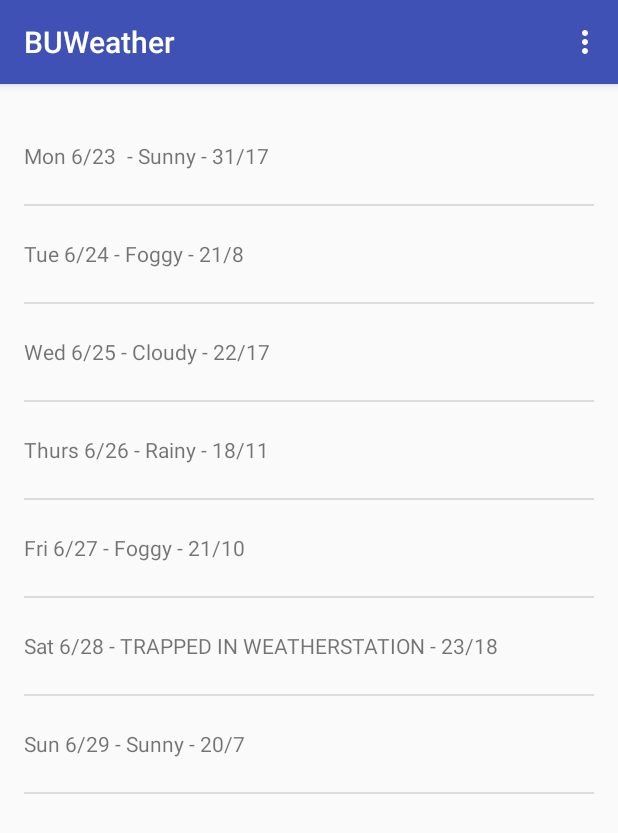
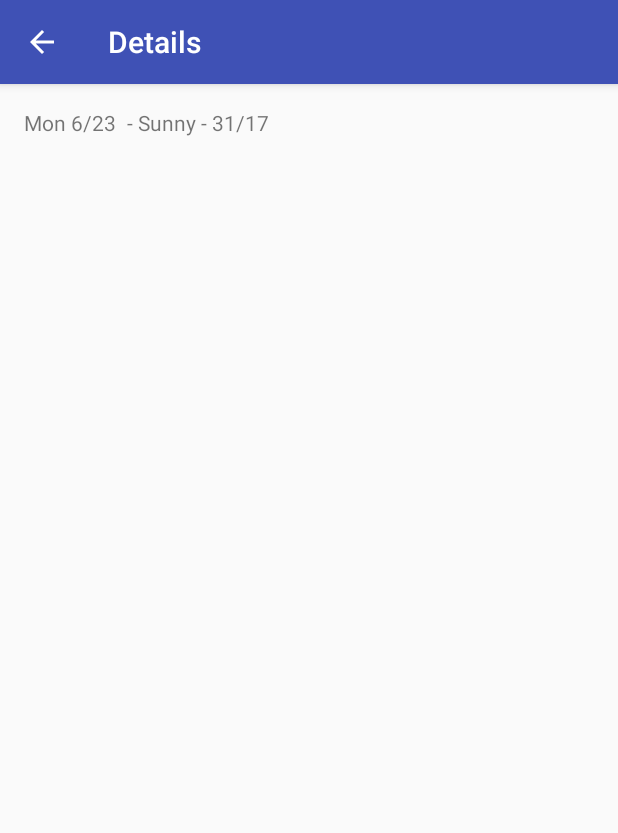
Before and after one commit to romankb/BUWeather, an Android app: the screen it shows after launch (MainActivity before the commit, DetailActivity after it), after a tap on an icon or button, on a phone screen of 412 x 824 dp. Shown: the top 833 px of the screen. Run offline under Robolectric (Android 15) with nearby library versions, the phone set to English and light mode, and no system bars.

Commit message:
Add detail activity

```diff
--- a/app/src/main/AndroidManifest.xml
+++ b/app/src/main/AndroidManifest.xml
@@ -1,7 +1,9 @@
 <?xml version="1.0" encoding="utf-8"?>
 <manifest xmlns:android="http://schemas.android.com/apk/res/android"
     package="com.example.coder.buweather">
-<uses-permission android:name="android.permission.INTERNET"/>
+
+    <uses-permission android:name="android.permission.INTERNET" />
+
     <application
         android:allowBackup="true"
         android:icon="@mipmap/ic_launcher"
@@ -18,6 +20,15 @@
                 <category android:name="android.intent.category.LAUNCHER" />
             </intent-filter>
         </activity>
+        <activity
+            android:name=".DetailActivity"
+            android:label="@string/title_activity_detail"
+            android:parentActivityName=".MainActivity"
+            android:theme="@style/AppTheme.NoActionBar">
+            <meta-data
+                android:name="android.support.PARENT_ACTIVITY"
+                android:value="com.example.coder.buweather.MainActivity" />
+        </activity>
     </application>
 
 </manifest>
--- /dev/null
+++ b/app/src/main/java/com/example/coder/buweather/DetailActivity.java
@@ -0,0 +1,30 @@
+package com.example.coder.buweather;
+
+import android.os.Bundle;
+import android.support.design.widget.FloatingActionButton;
+import android.support.design.widget.Snackbar;
+import android.support.v7.app.AppCompatActivity;
+import android.support.v7.widget.Toolbar;
+import android.view.View;
+
+public class DetailActivity extends AppCompatActivity {
+
+    @Override
+    protected void onCreate(Bundle savedInstanceState) {
+        super.onCreate(savedInstanceState);
+        setContentView(R.layout.activity_detail);
+        Toolbar toolbar = (Toolbar) findViewById(R.id.toolbar);
+        setSupportActionBar(toolbar);
+
+        /*FloatingActionButton fab = (FloatingActionButton) findViewById(R.id.fab);
+        fab.setOnClickListener(new View.OnClickListener() {
+            @Override
+            public void onClick(View view) {
+                Snackbar.make(view, "Replace with your own action", Snackbar.LENGTH_LONG)
+                        .setAction("Action", null).show();
+            }
+        });*/
+        getSupportActionBar().setDisplayHomeAsUpEnabled(true);
+    }
+
+}
--- /dev/null
+++ b/app/src/main/java/com/example/coder/buweather/DetailActivityFragment.java
@@ -0,0 +1,32 @@
+package com.example.coder.buweather;
+
+import android.content.Intent;
+import android.support.v4.app.Fragment;
+import android.os.Bundle;
+import android.view.LayoutInflater;
+import android.view.View;
+import android.view.ViewGroup;
+import android.widget.TextView;
+
+/**
+ * A placeholder fragment containing a simple view.
+ */
+public class DetailActivityFragment extends Fragment {
+
+    public DetailActivityFragment() {
+    }
+
+    @Override
+    public View onCreateView(LayoutInflater inflater, ViewGroup container,
+                             Bundle savedInstanceState) {
+        View rootView = inflater.inflate(R.layout.fragment_detail, container, false);
+
+        Intent intent = getActivity().getIntent();
+        if (intent != null && intent.hasExtra(Intent.EXTRA_TEXT)) {
+            String forecastStr = intent.getStringExtra(Intent.EXTRA_TEXT);
+            ((TextView) rootView.findViewById(R.id.detail_text))
+                    .setText(forecastStr);
+        }
+        return rootView;
+    }
+}
--- a/app/src/main/java/com/example/coder/buweather/ForecastFragment.java
+++ b/app/src/main/java/com/example/coder/buweather/ForecastFragment.java
@@ -1,5 +1,6 @@
 package com.example.coder.buweather;
 
+import android.content.Intent;
 import android.net.Uri;
 import android.os.AsyncTask;
 import android.support.annotation.Nullable;
@@ -72,7 +73,10 @@ public class ForecastFragment extends Fragment {
             @Override
             public void onItemClick(AdapterView<?> parent, View view, int position, long id) {
                 String forecast = mForecastAdapter.getItem(position);
-                Toast.makeText(getActivity(), forecast, Toast.LENGTH_SHORT).show();
+                //Toast.makeText(getActivity(), forecast, Toast.LENGTH_SHORT).show();
+                Intent intent = new Intent(getActivity(), DetailActivity.class)
+                        .putExtra(Intent.EXTRA_TEXT, forecast);
+                startActivity(intent);
             }
         });
 
--- /dev/null
+++ b/app/src/main/res/layout/activity_detail.xml
@@ -0,0 +1,34 @@
+<?xml version="1.0" encoding="utf-8"?>
+<android.support.design.widget.CoordinatorLayout xmlns:android="http://schemas.android.com/apk/res/android"
+    xmlns:app="http://schemas.android.com/apk/res-auto"
+    xmlns:tools="http://schemas.android.com/tools"
+    android:layout_width="match_parent"
+    android:layout_height="match_parent"
+    android:fitsSystemWindows="true"
+    tools:context="com.example.coder.buweather.DetailActivity">
+
+    <android.support.design.widget.AppBarLayout
+        android:layout_width="match_parent"
+        android:layout_height="wrap_content"
+        android:theme="@style/AppTheme.AppBarOverlay">
+
+        <android.support.v7.widget.Toolbar
+            android:id="@+id/toolbar"
+            android:layout_width="match_parent"
+            android:layout_height="?attr/actionBarSize"
+            android:background="?attr/colorPrimary"
+            app:popupTheme="@style/AppTheme.PopupOverlay" />
+
+    </android.support.design.widget.AppBarLayout>
+
+    <include layout="@layout/content_detail" />
+
+    <!--<android.support.design.widget.FloatingActionButton
+        android:id="@+id/fab"
+        android:layout_width="wrap_content"
+        android:layout_height="wrap_content"
+        android:layout_gravity="bottom|end"
+        android:layout_margin="@dimen/fab_margin"
+        android:src="@android:drawable/ic_dialog_email" />-->
+
+</android.support.design.widget.CoordinatorLayout>
--- /dev/null
+++ b/app/src/main/res/layout/content_detail.xml
@@ -0,0 +1,9 @@
+<fragment xmlns:android="http://schemas.android.com/apk/res/android"
+    xmlns:app="http://schemas.android.com/apk/res-auto"
+    xmlns:tools="http://schemas.android.com/tools"
+    android:id="@+id/fragment"
+    android:name="com.example.coder.buweather.DetailActivityFragment"
+    android:layout_width="match_parent"
+    android:layout_height="match_parent"
+    app:layout_behavior="@string/appbar_scrolling_view_behavior"
+    tools:layout="@layout/fragment_detail" />
--- /dev/null
+++ b/app/src/main/res/layout/fragment_detail.xml
@@ -0,0 +1,17 @@
+<RelativeLayout xmlns:android="http://schemas.android.com/apk/res/android"
+    xmlns:tools="http://schemas.android.com/tools"
+    android:layout_width="match_parent"
+    android:layout_height="match_parent"
+    android:paddingBottom="@dimen/activity_vertical_margin"
+    android:paddingLeft="@dimen/activity_horizontal_margin"
+    android:paddingRight="@dimen/activity_horizontal_margin"
+    android:paddingTop="@dimen/activity_vertical_margin"
+    tools:context="com.example.coder.buweather.DetailActivityFragment"
+    tools:showIn="@layout/activity_detail">
+
+    <TextView
+        android:layout_width="wrap_content"
+        android:id="@+id/detail_text"
+        android:layout_height="wrap_content" />
+
+</RelativeLayout>
--- /dev/null
+++ b/app/src/main/res/menu/menu_detail.xml
@@ -0,0 +1,10 @@
+<menu xmlns:android="http://schemas.android.com/apk/res/android"
+    xmlns:app="http://schemas.android.com/apk/res-auto"
+    xmlns:tools="http://schemas.android.com/tools"
+    tools:context="com.example.coder.buweather.DetailActivity">
+    <item
+        android:id="@+id/action_settings"
+        android:orderInCategory="100"
+        android:title="@string/action_settings"
+        app:showAsAction="never" />
+</menu>
--- a/app/src/main/res/values/strings.xml
+++ b/app/src/main/res/values/strings.xml
@@ -2,4 +2,5 @@
     <string name="app_name">BUWeather</string>
     <string name="action_settings">Settings</string>
     <string name="action_refresh" translatable="false">Refresh</string>
+    <string name="title_activity_detail">Details</string>
 </resources>
```
